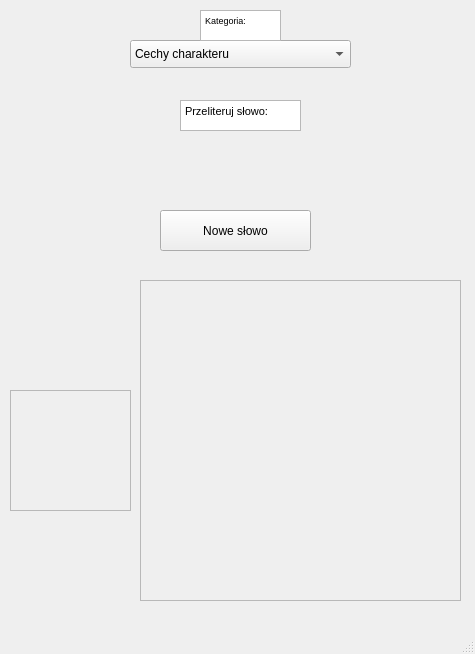
The window that src/mainwindow.ui (worthy11/PP2Project) describes before a commit, drawn with Qt 5.
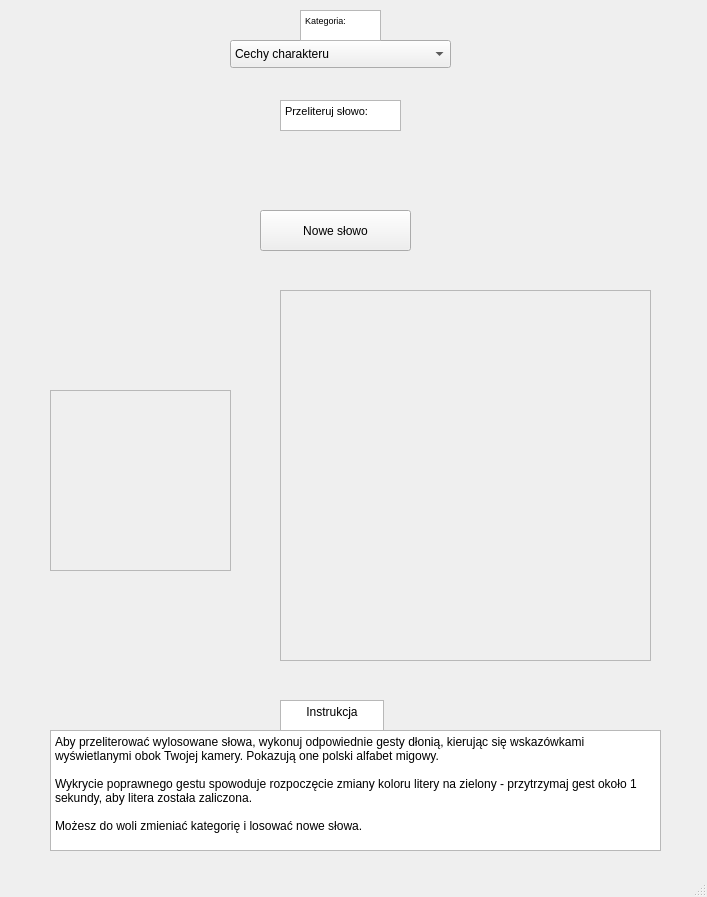
The same window after the commit.

```diff
--- a/src/mainwindow.ui
+++ b/src/mainwindow.ui
@@ -6,8 +6,8 @@
    <rect>
     <x>0</x>
     <y>0</y>
-    <width>475</width>
-    <height>654</height>
+    <width>707</width>
+    <height>897</height>
    </rect>
   </property>
   <property name="windowTitle">
@@ -17,10 +17,10 @@
    <widget class="QFrame" name="VideoFrame">
     <property name="geometry">
      <rect>
-      <x>140</x>
-      <y>280</y>
-      <width>321</width>
-      <height>321</height>
+      <x>280</x>
+      <y>290</y>
+      <width>371</width>
+      <height>371</height>
      </rect>
     </property>
     <property name="frameShape">
@@ -34,8 +34,8 @@
       <rect>
        <x>9</x>
        <y>9</y>
-       <width>301</width>
-       <height>301</height>
+       <width>351</width>
+       <height>351</height>
       </rect>
      </property>
      <layout class="QHBoxLayout" name="VideoLayout"/>
@@ -44,7 +44,7 @@
    <widget class="QPushButton" name="WordGenerator">
     <property name="geometry">
      <rect>
-      <x>160</x>
+      <x>260</x>
       <y>210</y>
       <width>151</width>
       <height>41</height>
@@ -57,10 +57,10 @@
    <widget class="QFrame" name="TipFrame">
     <property name="geometry">
      <rect>
-      <x>10</x>
+      <x>50</x>
       <y>390</y>
-      <width>121</width>
-      <height>121</height>
+      <width>181</width>
+      <height>181</height>
      </rect>
     </property>
     <property name="frameShape">
@@ -74,8 +74,8 @@
       <rect>
        <x>10</x>
        <y>10</y>
-       <width>101</width>
-       <height>101</height>
+       <width>161</width>
+       <height>161</height>
       </rect>
      </property>
      <layout class="QHBoxLayout" name="TipLayout"/>
@@ -84,7 +84,7 @@
    <widget class="QComboBox" name="CategoryPicker">
     <property name="geometry">
      <rect>
-      <x>130</x>
+      <x>230</x>
       <y>40</y>
       <width>221</width>
       <height>28</height>
@@ -154,7 +154,7 @@
    <widget class="QWidget" name="WordDisplay" native="true">
     <property name="geometry">
      <rect>
-      <x>50</x>
+      <x>150</x>
       <y>120</y>
       <width>371</width>
       <height>80</height>
@@ -167,7 +167,7 @@
     </property>
     <property name="geometry">
      <rect>
-      <x>200</x>
+      <x>300</x>
       <y>10</y>
       <width>81</width>
       <height>31</height>
@@ -190,7 +190,7 @@
    <widget class="QTextEdit" name="SpellText">
     <property name="geometry">
      <rect>
-      <x>180</x>
+      <x>280</x>
       <y>100</y>
       <width>121</width>
       <height>31</height>
@@ -210,6 +210,51 @@
 &lt;p style=&quot; margin-top:0px; margin-bottom:0px; margin-left:0px; margin-right:0px; -qt-block-indent:0; text-indent:0px;&quot;&gt;&lt;span style=&quot; font-size:8pt;&quot;&gt;Przeliteruj słowo:&lt;/span&gt;&lt;/p&gt;&lt;/body&gt;&lt;/html&gt;</string>
     </property>
    </widget>
+   <widget class="QTextEdit" name="InstructionsText">
+    <property name="geometry">
+     <rect>
+      <x>50</x>
+      <y>730</y>
+      <width>611</width>
+      <height>121</height>
+     </rect>
+    </property>
+    <property name="html">
+     <string>&lt;!DOCTYPE HTML PUBLIC &quot;-//W3C//DTD HTML 4.0//EN&quot; &quot;http://www.w3.org/TR/REC-html40/strict.dtd&quot;&gt;
+&lt;html&gt;&lt;head&gt;&lt;meta name=&quot;qrichtext&quot; content=&quot;1&quot; /&gt;&lt;meta charset=&quot;utf-8&quot; /&gt;&lt;style type=&quot;text/css&quot;&gt;
+p, li { white-space: pre-wrap; }
+hr { height: 1px; border-width: 0; }
+li.unchecked::marker { content: &quot;\2610&quot;; }
+li.checked::marker { content: &quot;\2612&quot;; }
+&lt;/style&gt;&lt;/head&gt;&lt;body style=&quot; font-family:'Segoe UI'; font-size:9pt; font-weight:400; font-style:normal;&quot;&gt;
+&lt;p style=&quot; margin-top:0px; margin-bottom:0px; margin-left:0px; margin-right:0px; -qt-block-indent:0; text-indent:0px;&quot;&gt;Aby przeliterować wylosowane słowa, wykonuj odpowiednie gesty dłonią, kierując się wskazówkami wyświetlanymi obok Twojej kamery. Pokazują one polski alfabet migowy.&lt;/p&gt;
+&lt;p style=&quot;-qt-paragraph-type:empty; margin-top:0px; margin-bottom:0px; margin-left:0px; margin-right:0px; -qt-block-indent:0; text-indent:0px;&quot;&gt;&lt;br /&gt;&lt;/p&gt;
+&lt;p style=&quot; margin-top:0px; margin-bottom:0px; margin-left:0px; margin-right:0px; -qt-block-indent:0; text-indent:0px;&quot;&gt;Wykrycie poprawnego gestu spowoduje rozpoczęcie zmiany koloru litery na zielony - przytrzymaj gest około 1 sekundy, aby litera została zaliczona.&lt;/p&gt;
+&lt;p style=&quot;-qt-paragraph-type:empty; margin-top:0px; margin-bottom:0px; margin-left:0px; margin-right:0px; -qt-block-indent:0; text-indent:0px;&quot;&gt;&lt;br /&gt;&lt;/p&gt;
+&lt;p style=&quot; margin-top:0px; margin-bottom:0px; margin-left:0px; margin-right:0px; -qt-block-indent:0; text-indent:0px;&quot;&gt;Możesz do woli zmieniać kategorię i losować nowe słowa. &lt;/p&gt;&lt;/body&gt;&lt;/html&gt;</string>
+    </property>
+   </widget>
+   <widget class="QTextEdit" name="textEdit">
+    <property name="geometry">
+     <rect>
+      <x>280</x>
+      <y>700</y>
+      <width>104</width>
+      <height>41</height>
+     </rect>
+    </property>
+    <property name="html">
+     <string>&lt;!DOCTYPE HTML PUBLIC &quot;-//W3C//DTD HTML 4.0//EN&quot; &quot;http://www.w3.org/TR/REC-html40/strict.dtd&quot;&gt;
+&lt;html&gt;&lt;head&gt;&lt;meta name=&quot;qrichtext&quot; content=&quot;1&quot; /&gt;&lt;meta charset=&quot;utf-8&quot; /&gt;&lt;style type=&quot;text/css&quot;&gt;
+p, li { white-space: pre-wrap; }
+hr { height: 1px; border-width: 0; }
+li.unchecked::marker { content: &quot;\2610&quot;; }
+li.checked::marker { content: &quot;\2612&quot;; }
+&lt;/style&gt;&lt;/head&gt;&lt;body style=&quot; font-family:'Segoe UI'; font-size:9pt; font-weight:400; font-style:normal;&quot;&gt;
+&lt;p align=&quot;center&quot; style=&quot; margin-top:0px; margin-bottom:0px; margin-left:0px; margin-right:0px; -qt-block-indent:0; text-indent:0px;&quot;&gt;Instrukcja&lt;/p&gt;&lt;/body&gt;&lt;/html&gt;</string>
+    </property>
+   </widget>
+   <zorder>textEdit</zorder>
    <zorder>CategoryPicker</zorder>
    <zorder>VideoFrame</zorder>
    <zorder>WordGenerator</zorder>
@@ -217,13 +262,14 @@
    <zorder>WordDisplay</zorder>
    <zorder>CategoryText</zorder>
    <zorder>SpellText</zorder>
+   <zorder>InstructionsText</zorder>
   </widget>
   <widget class="QMenuBar" name="menubar">
    <property name="geometry">
     <rect>
      <x>0</x>
      <y>0</y>
-     <width>475</width>
+     <width>707</width>
      <height>25</height>
     </rect>
    </property>
```
